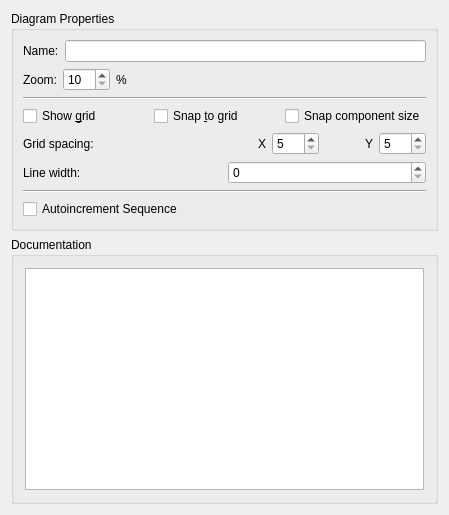
First picture: the form in umbrello/dialogs/diagrampropertiespage.ui, repository KDE/umbrello, before the edit.
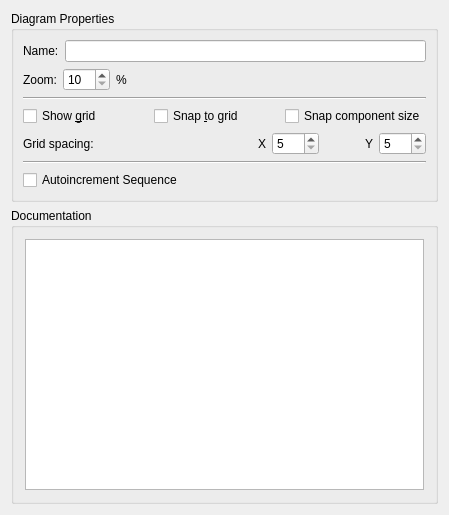
Second picture: the form after the edit. Custom widgets are drawn as their Qt base class.

Commit message:
Remove obsolate line with input field from ui file.
CCBUG:132360

```diff
--- a/umbrello/dialogs/diagrampropertiespage.ui
+++ b/umbrello/dialogs/diagrampropertiespage.ui
@@ -234,36 +234,6 @@
         </item>
        </layout>
       </item>
-      <item>
-       <layout class="QHBoxLayout">
-        <property name="spacing">
-         <number>6</number>
-        </property>
-        <property name="margin">
-         <number>0</number>
-        </property>
-        <item>
-         <widget class="QLabel" name="ui_labeLineWidth">
-          <property name="text">
-           <string>Line width:  </string>
-          </property>
-          <property name="wordWrap">
-           <bool>false</bool>
-          </property>
-         </widget>
-        </item>
-        <item>
-         <widget class="QSpinBox" name="ui_lineWidth">
-          <property name="minimum">
-           <number>0</number>
-          </property>
-          <property name="maximum">
-           <number>10</number>
-          </property>
-         </widget>
-        </item>
-       </layout>
-      </item>
       <item>
        <widget class="Line" name="line">
         <property name="orientation">
```
